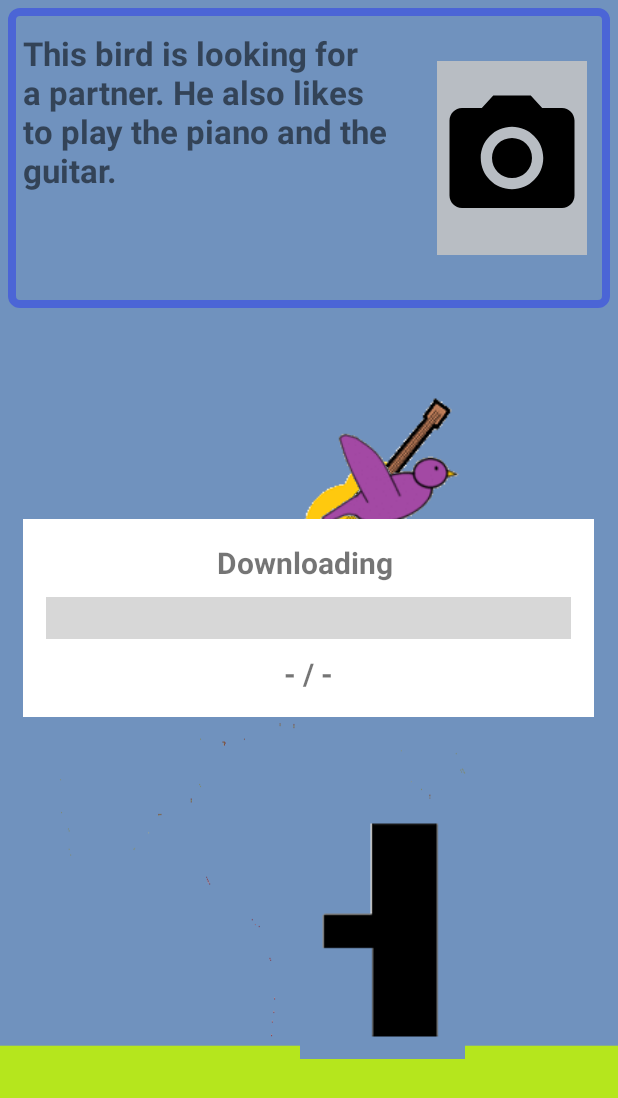
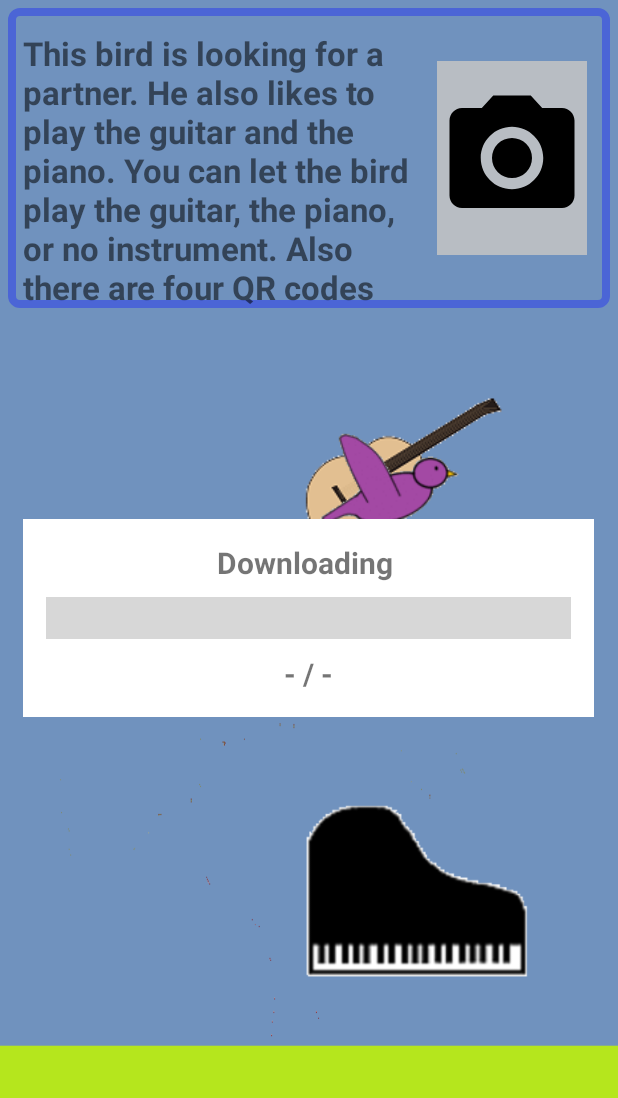
Before and after one commit to itsStRaNge/iot_storytelling_frontend, an Android app: the screen it shows after launch (MainActivity), on a phone screen of 412 x 824 dp. Shown: the top 1098 px of the screen. Run offline under Robolectric (Android 15) with nearby library versions, the phone set to English and light mode, and no system bars; our stand-ins replace Firebase (no records; nobody signed in at launch, a user with empty details on screens opened directly); pictures from the network do not load; 9 statements that could not run were skipped.

Commit message:
New images and texts, new image load function

```diff
--- a/app/src/main/java/edu/ntnu/iot_storytelling_sensor/MainActivity.java
+++ b/app/src/main/java/edu/ntnu/iot_storytelling_sensor/MainActivity.java
@@ -18,6 +18,9 @@ public class MainActivity extends SensorUtilities{
     public ProgressBar m_progress_bar;
     public TextView m_progress_text;
     public LinearLayout m_progess_layout;
+
+
+
 
     @Override
     protected void onCreate(Bundle savedInstanceState) {
--- a/app/src/main/java/edu/ntnu/iot_storytelling_sensor/Manager/FileManager.java
+++ b/app/src/main/java/edu/ntnu/iot_storytelling_sensor/Manager/FileManager.java
@@ -1,8 +1,6 @@
 package edu.ntnu.iot_storytelling_sensor.Manager;
 
-import android.content.pm.ActivityInfo;
-import android.graphics.Bitmap;
-import android.graphics.BitmapFactory;
+
 import android.media.MediaPlayer;
 import android.os.Bundle;
 import android.support.v7.app.AppCompatActivity;
@@ -15,13 +13,16 @@ import java.io.File;
 import java.io.FileReader;
 import java.io.IOException;
 
+import edu.ntnu.iot_storytelling_sensor.GlideApp;
 import edu.ntnu.iot_storytelling_sensor.R;
-import pl.droidsonroids.gif.GifImageView;
 
 public class FileManager extends AppCompatActivity {
 
     private boolean DATA_SYNCED=false;
     private MediaPlayer m_mediaPlayer;
+
+
+
 
     @Override
     protected void onCreate(Bundle savedInstanceState) {
@@ -59,26 +60,46 @@ public class FileManager extends AppCompatActivity {
         }
     }
 
-    public void showImage(String file_name){
+   public void showImage(String file_name){
+        //RequestManager requestManager = Glide.with(this);
         File directory = this.getFilesDir();
-        File file = new File(directory, file_name);
-        Bitmap bitmap = BitmapFactory.decodeFile(file.getPath());
-        ((GifImageView) findViewById(R.id.background_img)).setImageBitmap(bitmap);
+        File file = new File(directory, file_name); // makes File object with name file
+        //RequestBuilder requestBuilder = requestManager.load(file);  // returns a request builder to load file
+        //requestBuilder.into(((GifImageView) findViewById(R.id.background_img)));
+        GlideApp
+                .with(this)
+                .load(file)
+                .into((ImageView) findViewById(R.id.background_img));
+        //Bitmap bitmap = BitmapFactory.decodeFile(file.getPath());
+        //((GifImageView) findViewById(R.id.background_img)).setImageBitmap(bitmap);
     }
+/*
+
+  public void showImage(String file_name) {
+      File directory = this.getFilesDir();
+      File file = new File(directory, file_name);
 
 
- /*   public void showImage(String file_name){
-        File directory = this.getFilesDir();
-        File file = new File(directory, file_name);
-        Drawable drawable = ImageDecoder.decodeDrawable(file.getPath());
-        if (drawable instanceof AnimatedImageDrawable){
-            ((AnimatedImageDrawable) drawable).start();
-        }
+      try {
+          Log.d("showImage", "Trying to view image");
+          ImageDecoder.Source source = ImageDecoder.createSource(file);
+          Log.d("showImage", "Trying to view image 2");
+          Drawable drawable = ImageDecoder.decodeDrawable(source);
+          ((GifImageView) findViewById(R.id.background_img)).setImageDrawable(drawable);
+            if (drawable instanceof AnimatedImageDrawable) {
+                ((AnimatedImageDrawable) drawable).start();
 
-        ((GifImageView) findViewById(R.id.background_img)).setImageDrawable(drawable));
-    }*/
+      } catch (IOException e) {
+          Log.d("showImage", e.toString());
+      } catch (Exception e) {
+          Log.d("showImage", "Caught an exception");
+          Log.d("showImage", e.toString());
+      }
+  }
+        //((GifImageView) findViewById(R.id.background_img)).setImageDrawable(drawable));
 
 
+*/
 
 
     public void deleteCache() {
--- a/app/src/main/java/edu/ntnu/iot_storytelling_sensor/SensorUtilities.java
+++ b/app/src/main/java/edu/ntnu/iot_storytelling_sensor/SensorUtilities.java
@@ -14,7 +14,7 @@ import android.view.MotionEvent;
 import android.view.View;
 import android.view.ViewGroup;
 import android.widget.Toast;
-//import android.graphics.ImageDecoder;
+
 
 import org.json.JSONException;
 import org.json.JSONObject;
@@ -187,6 +187,7 @@ public abstract class SensorUtilities extends FileManager implements View.OnDrag
                 m_qr_code = data.getStringExtra("scanCode");
                 Log.d("QR_CODE", m_qr_code);
                 create_request();
+                m_qr_code = "code0";
             } else {
                 Log.d("Error", "Could not read QR Code");
             }
--- a/app/src/main/res/values/strings.xml
+++ b/app/src/main/res/values/strings.xml
@@ -4,6 +4,8 @@
 
     <string name="progress_default_text">- / -</string>
 
-    <string name="tutorial">This bird is looking for a partner. He also likes to play the piano and the guitar.
+    <string name="tutorial">This bird is looking for a partner. He also likes to play the guitar and the piano.
+
+You can let the bird play the guitar, the piano, or no instrument. Also there are four QR codes in the room which you can scan.
     </string>
 </resources>
--- a/build.gradle
+++ b/build.gradle
@@ -5,6 +5,7 @@ buildscript {
     repositories {
         google()
         jcenter()
+        mavenCentral()
     }
     dependencies {
         classpath 'com.android.tools.build:gradle:3.2.1'
```
Also changed, not shown: app/build.gradle (+7 -3 lines), app/src/main/java/edu/ntnu/iot_storytelling_sensor/FutureStudioAppModule.java (added, +8 -0 lines), app/src/main/res/drawable/guitar.png, app/src/main/res/drawable/piano.png.
